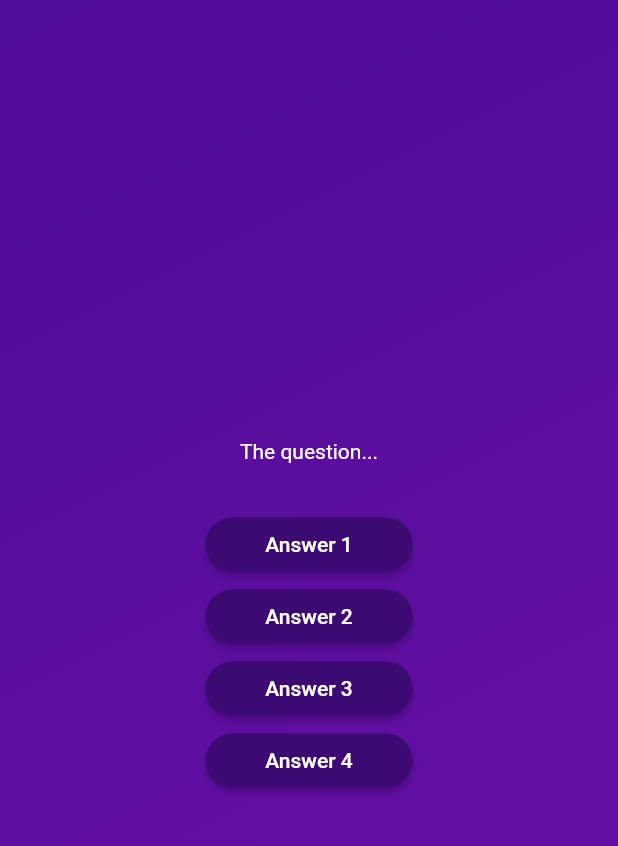
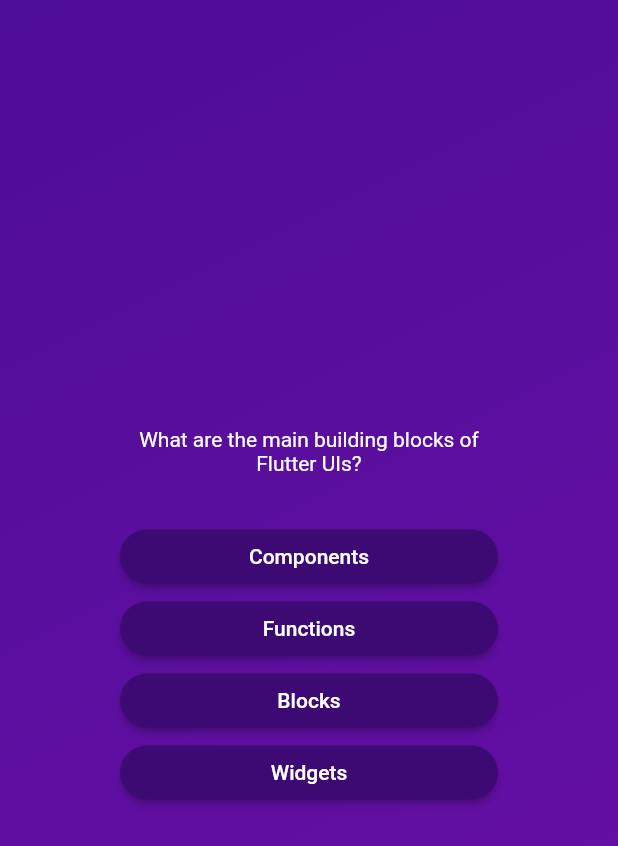
Before and after one commit to BMSihlas/adv_basics, a Flutter app: the screen it shows after launch, after a tap on "Start Quiz", on a phone screen of 412 x 824 dp. Shown: the top 846 px of the screen. Run offline on Flutter 3.47's test engine with Material 2 defaults, Android fonts, the phone set to English and light mode, and no system bars.

Commit message:
Using the questions list object to dynamically create the questions screen; mapping a shuffled copy of the question's answer to display the answers button in random order

```diff
--- a/lib/models/quiz_question.dart
+++ b/lib/models/quiz_question.dart
@@ -3,4 +3,10 @@ class QuizQuestion {
 
   final String text;
   final List<String> answers;
+
+  List<String> getShuffledAnswers() {
+    final shuffledList = List.of(answers);
+    shuffledList.shuffle();
+    return shuffledList;
+  }
 }
--- a/lib/questions_screen.dart
+++ b/lib/questions_screen.dart
@@ -1,6 +1,7 @@
 import 'package:flutter/material.dart';
 
 import 'package:adv_basics/answer_button.dart';
+import 'package:adv_basics/data/questions.dart';
 
 class QuestionsScreen extends StatefulWidget {
   const QuestionsScreen({super.key});
@@ -14,35 +15,32 @@ class QuestionsScreen extends StatefulWidget {
 class _QuestionsScreenState extends State<QuestionsScreen> {
   @override
   Widget build(BuildContext context) {
+    final currentQuestion = questions[0];
+
     return SizedBox(
       width: double.infinity,
+      child: Container(
+        margin: const EdgeInsets.all(80),
         child: Column(
           mainAxisAlignment: MainAxisAlignment.center,
+          crossAxisAlignment: CrossAxisAlignment.stretch,
           children: [
-          const Text(
-            'The question...',
-            style: TextStyle(
+            Text(
+              currentQuestion.text,
+              style: const TextStyle(
                 color: Colors.white,
               ),
+              textAlign: TextAlign.center,
             ),
             const SizedBox(height: 30),
-          AnswerButton(
-            answerText: 'Answer 1',
+            ...currentQuestion.getShuffledAnswers().map((answer) {
+              return AnswerButton(
+                answerText: answer,
                 onTap: () {},
+              );
+            }),
+          ],
         ),
-          AnswerButton(
-            answerText: 'Answer 2',
-            onTap: () {},
-          ),
-          AnswerButton(
-            answerText: 'Answer 3',
-            onTap: () {},
-          ),
-          AnswerButton(
-            answerText: 'Answer 4',
-            onTap: () {},
-          ),
-        ],
       ),
     );
   }
```
Lines whose indentation alone changed are shown as unchanged.
